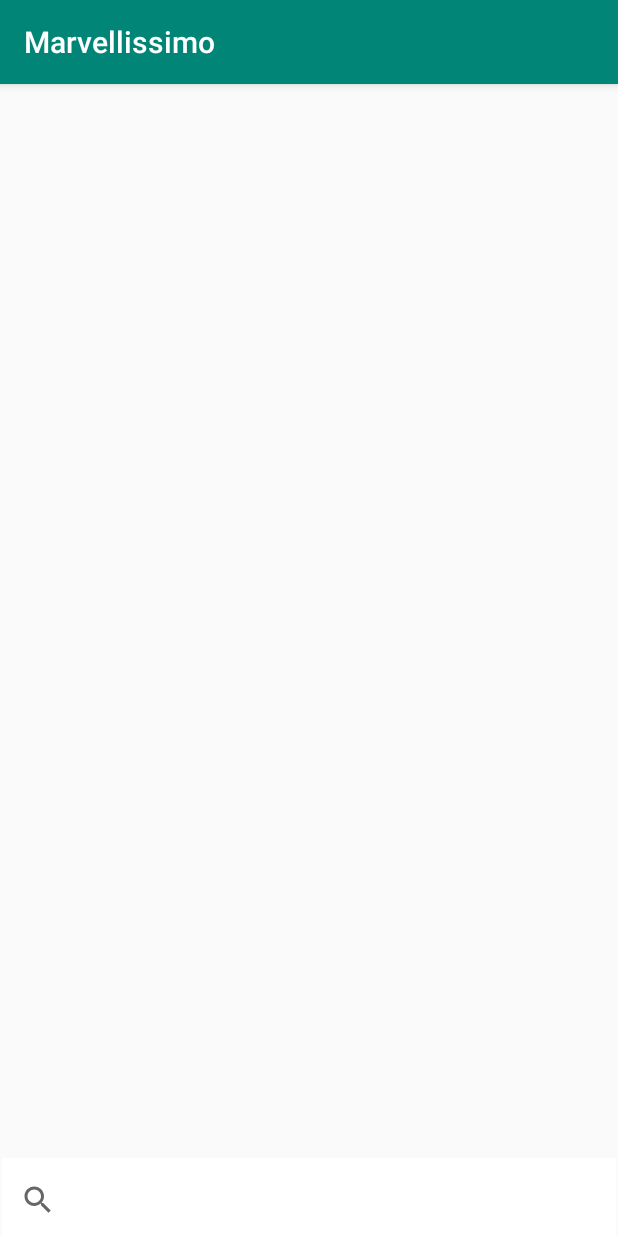
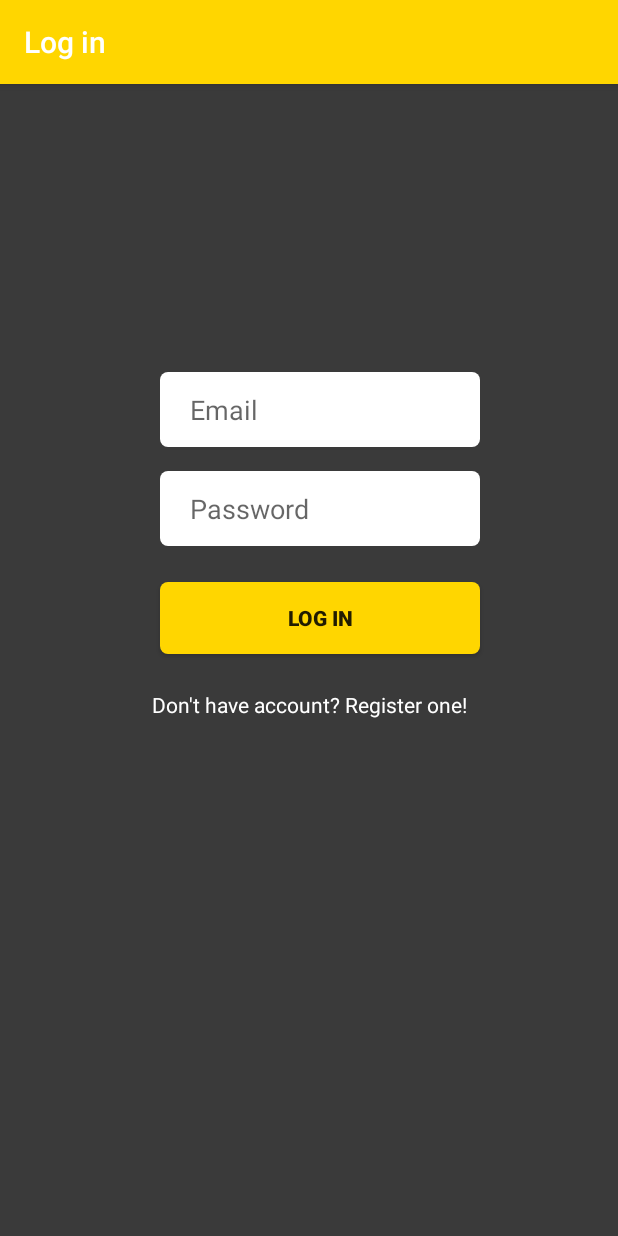
Before and after one commit to Andersclark/marvellissimo, an Android app: the screen it shows after launch (MainActivity before the commit, LoginActivity after it), on a phone screen of 412 x 824 dp. Run offline under Robolectric (Android 15) with nearby library versions, the phone set to English and light mode, and no system bars; our stand-ins replace Firebase (no records; nobody signed in at launch, a user with empty details on screens opened directly).

Commit message:
* Registration-Activity, * User-model * Firebase auth-connection for registration. * Firebase DB-connection for saving user data * Login-activity * MainActivity checks if logged in.

```diff
--- /dev/null
+++ b/app/src/main/java/com/andersclark/marvellissimo/LoginActivity.kt
@@ -0,0 +1,49 @@
+package com.andersclark.marvellissimo
+
+import android.content.Intent
+import androidx.appcompat.app.AppCompatActivity
+import android.os.Bundle
+import android.util.Log
+import android.widget.Toast
+import com.google.firebase.auth.FirebaseAuth
+import kotlinx.android.synthetic.main.activity_login.*
+
+class LoginActivity : AppCompatActivity() {
+
+    override fun onCreate(savedInstanceState: Bundle?) {
+        super.onCreate(savedInstanceState)
+        setContentView(R.layout.activity_login)
+
+        supportActionBar?.title = "Log in"
+        login_button.setOnClickListener {
+
+            val email = login_email.text.toString()
+            val password = login_password.text.toString()
+
+            Log.d("LoginActivity", "EMAIL: $email")
+            Log.d("LoginActivity", "PASSWORD: $password")
+
+            FirebaseAuth.getInstance().signInWithEmailAndPassword(email, password)
+                .addOnCompleteListener {
+                    Log.d("LoginActivity", "Login complete")
+                    if (!it.isSuccessful) return@addOnCompleteListener
+                    Toast.makeText(this, "Logged in", Toast.LENGTH_SHORT).show()
+                    intent = Intent(this, MainActivity::class.java)
+                    intent.flags = Intent.FLAG_ACTIVITY_CLEAR_TASK.or(Intent.FLAG_ACTIVITY_NEW_TASK)
+                    startActivity(intent)
+                }
+                .addOnFailureListener {
+                    Log.d("LoginActivity", "Failed to log in: ${it.message}")
+                    Toast.makeText(this, "Failed to log in: ${it.message}", Toast.LENGTH_SHORT)
+                        .show()
+                }
+        }
+        login_returntoregistration.setOnClickListener {
+            val intent = Intent(this, RegisterActivity::class.java)
+            intent.flags = Intent.FLAG_ACTIVITY_CLEAR_TASK.or(Intent.FLAG_ACTIVITY_NEW_TASK)
+            startActivity(intent)
+            //finish()
+        }
+    }
+
+}
--- /dev/null
+++ b/app/src/main/java/com/andersclark/marvellissimo/entities/User.kt
@@ -0,0 +1,3 @@
+package com.andersclark.marvellissimo.entities
+
+data class User(val uid: String, val username: String)
--- /dev/null
+++ b/app/src/main/res/drawable/rounded_button.xml
@@ -0,0 +1,5 @@
+<?xml version="1.0" encoding="utf-8"?>
+<shape xmlns:android="http://schemas.android.com/apk/res/android">
+    <solid android:color="@color/colorPrimary"/>
+    <corners android:radius="5sp"/>
+</shape>
--- /dev/null
+++ b/app/src/main/res/drawable/rounded_text_form.xml
@@ -0,0 +1,5 @@
+<?xml version="1.0" encoding="utf-8"?>
+<shape xmlns:android="http://schemas.android.com/apk/res/android">
+    <solid android:color="@android:color/white"/>
+    <corners android:radius="5sp"/>
+</shape>
--- /dev/null
+++ b/app/src/main/res/layout/activity_login.xml
@@ -0,0 +1,67 @@
+<?xml version="1.0" encoding="utf-8"?>
+<androidx.constraintlayout.widget.ConstraintLayout xmlns:android="http://schemas.android.com/apk/res/android"
+    xmlns:app="http://schemas.android.com/apk/res-auto"
+    xmlns:tools="http://schemas.android.com/tools"
+    android:layout_width="match_parent"
+    android:layout_height="match_parent"
+    android:background="@color/colorBackground"
+    tools:context=".LoginActivity">
+
+    <EditText
+        android:id="@+id/login_email"
+        android:layout_width="wrap_content"
+        android:layout_height="50sp"
+        android:layout_marginStart="32dp"
+        android:layout_marginTop="192dp"
+        android:layout_marginEnd="32dp"
+        android:background="@drawable/rounded_text_form"
+        android:ems="10"
+        android:hint="Email"
+        android:inputType="textEmailAddress"
+        android:paddingLeft="20sp"
+        android:paddingRight="20sp"
+        app:layout_constraintEnd_toEndOf="parent"
+        app:layout_constraintHorizontal_bias="0.555"
+        app:layout_constraintStart_toStartOf="parent"
+        app:layout_constraintTop_toTopOf="parent" />
+
+    <EditText
+        android:id="@+id/login_password"
+        android:layout_width="wrap_content"
+        android:layout_height="50sp"
+        android:layout_marginTop="16dp"
+        android:background="@drawable/rounded_text_form"
+        android:ems="10"
+        android:hint="Password"
+        android:inputType="textPassword"
+        android:paddingLeft="20sp"
+        android:paddingRight="20sp"
+        app:layout_constraintEnd_toEndOf="@+id/login_email"
+        app:layout_constraintStart_toStartOf="@+id/login_email"
+        app:layout_constraintTop_toBottomOf="@+id/login_email" />
+
+    <Button
+        android:id="@+id/login_button"
+        android:layout_width="0dp"
+        android:layout_height="wrap_content"
+        android:layout_marginTop="24dp"
+        android:background="@drawable/rounded_button"
+        android:text="Log in"
+        android:textStyle="bold"
+        app:layout_constraintEnd_toEndOf="@+id/login_password"
+        app:layout_constraintHorizontal_bias="0.498"
+        app:layout_constraintStart_toStartOf="@+id/login_password"
+        app:layout_constraintTop_toBottomOf="@+id/login_password" />
+
+    <TextView
+        android:id="@+id/login_returntoregistration"
+        android:layout_width="wrap_content"
+        android:layout_height="wrap_content"
+        android:layout_marginTop="24dp"
+        android:text="Don't have account? Register one!"
+        android:textColor="@android:color/white"
+        app:layout_constraintEnd_toEndOf="parent"
+        app:layout_constraintStart_toStartOf="parent"
+        app:layout_constraintTop_toBottomOf="@+id/login_button" />
+
+</androidx.constraintlayout.widget.ConstraintLayout>
--- a/app/src/main/res/values/colors.xml
+++ b/app/src/main/res/values/colors.xml
@@ -1,6 +1,7 @@
 <?xml version="1.0" encoding="utf-8"?>
 <resources>
-    <color name="colorPrimary">#008577</color>
-    <color name="colorPrimaryDark">#00574B</color>
-    <color name="colorAccent">#D81B60</color>
+    <color name="colorPrimary">#FFD600</color>
+    <color name="colorPrimaryDark">#FFAB00</color>
+    <color name="colorAccent">#2962FF</color>
+    <color name="colorBackground">#3A3A3A</color>
 </resources>
```
Also changed, not shown: app/build.gradle (+11 -0 lines), app/src/main/AndroidManifest.xml (+8 -2 lines), app/src/main/java/com/andersclark/marvellissimo/MainActivity.kt (+13 -2 lines), app/src/main/java/com/andersclark/marvellissimo/RegistrationActivity.kt (added, +74 -0 lines), app/src/main/res/layout/activity_registration.xml (added, +81 -0 lines), app/src/main/res/menu/menu.xml (added, +18 -0 lines).
